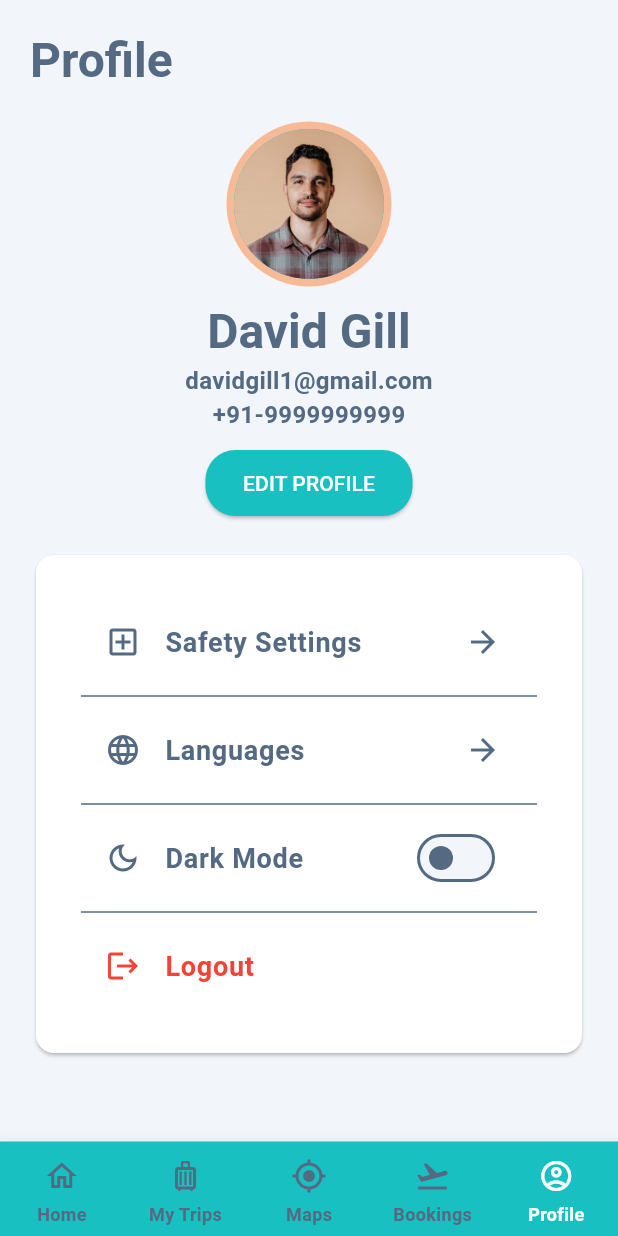
After one commit to Ecell23/Travel-App-Frontend, a Flutter app: the ProfilePage screen opened by its route, on a phone screen of 412 x 824 dp. The commit adds this screen. Run offline on Flutter 3.47's test engine with Material 3 defaults, Android fonts, the phone set to English and light mode, and no system bars.

Commit message:
Profile Page UI Added

```diff
--- a/lib/main.dart
+++ b/lib/main.dart
@@ -1,5 +1,7 @@
 import 'package:flutter/material.dart';
+import 'package:travel_app/pages/filter_page/filter_page.dart';
 import 'package:travel_app/pages/pages.dart';
+import 'package:travel_app/pages/profile_page/profile_page.dart';
 
 import 'config/theme.dart';
 
@@ -23,7 +25,8 @@ class MyApp extends StatelessWidget {
         '/forgotPassword': (context) => ForgotPasswordPage(),
         '/otpVerification': (context) => OtpverificationPage(),
         '/homepage': (context) => Homepage(),
-        '/filterpage':(context)=>FilterPage(),
+        '/filterpage':(context)=> FilterPage(),
+        '/profilepage':(context)=> ProfilePage(),
         '/searchPage' : (context) => SearchPage()
       },
       debugShowCheckedModeBanner: false, // Disable debug banner
--- /dev/null
+++ b/lib/pages/profile_page/profile_page.dart
@@ -0,0 +1,119 @@
+import 'package:flutter/material.dart';
+import '../../widgets/bottom_nav.dart';
+
+class ProfilePage extends StatefulWidget {
+  const ProfilePage({super.key});
+
+  @override
+  State<ProfilePage> createState() => _ProfilePageState();
+}
+
+class _ProfilePageState extends State<ProfilePage> {
+  bool isDarkMode = false;
+
+  @override
+  Widget build(BuildContext context) {
+    return Scaffold(
+      body: SingleChildScrollView(
+        child: Padding(
+          padding: const EdgeInsets.symmetric(horizontal: 20.0, vertical: 20),
+          child: Column(
+            crossAxisAlignment: CrossAxisAlignment.start,
+            children: [
+               Text('Profile', style: Theme.of(context).textTheme.titleLarge?.copyWith(color: Theme.of(context).colorScheme.onSurface),),
+              SizedBox(height: 20),
+              Center(
+                child: Column(
+                  children: [
+                    Stack(
+                      alignment: Alignment.center,
+                      children: [
+                        Container(
+                          width: 110,
+                          height: 110,
+                          decoration: BoxDecoration(
+                            shape: BoxShape.circle,
+                            color: const Color.fromARGB(255, 255, 98, 0).withOpacity(0.4),
+                          ),
+                        ),
+                        CircleAvatar(
+                          radius: 50,
+                          backgroundImage: AssetImage('assets/images/profile.jpg'),
+                        ),
+                      ],
+                    ),
+                    SizedBox(height: 10),
+                    Text('David Gill', style: Theme.of(context).textTheme.titleLarge?.copyWith(color: Theme.of(context).colorScheme.onSurface),),
+                    Text('davidgill1@gmail.com',
+                        style: Theme.of(context).textTheme.bodyMedium),
+                    Text('+91-9999999999',
+                        style: Theme.of(context).textTheme.bodyMedium),
+                    SizedBox(height: 10),
+                    ElevatedButton(
+                      style: ElevatedButton.styleFrom(
+                        shape: RoundedRectangleBorder(
+                          borderRadius: BorderRadius.circular(20),
+                        ),
+                        backgroundColor: Theme.of(context).colorScheme.primary,
+                        padding:
+                            EdgeInsets.symmetric(vertical: 12, horizontal: 25),
+                      ),
+                      onPressed: () {},
+                      child: Text("EDIT PROFILE",
+                          style: TextStyle(color: Colors.white)),
+                    ),
+                  ],
+                ),
+              ),
+              SizedBox(height: 20),
+              Card(
+                color: Colors.white,
+                shape: RoundedRectangleBorder(
+                  borderRadius: BorderRadius.circular(12),
+                ),
+                child: Padding(
+                  padding: const EdgeInsets.all(30.0),
+                  child: Column(
+                    children: [
+                      ListTile(
+                        leading: Icon(Icons.add_box_outlined),
+                        title: Text("Safety Settings"),
+                        trailing: Icon(Icons.arrow_forward),
+                        onTap: () {},
+                      ),
+                      Divider(),
+                      ListTile(
+                        leading: Icon(Icons.language),
+                        title: Text("Languages"),
+                        trailing: Icon(Icons.arrow_forward),
+                        onTap: () {},
+                      ),
+                      Divider(),
+                      SwitchListTile(
+                        secondary: Icon(Icons.dark_mode_outlined),
+                        title: Text("Dark Mode"),
+                        value: isDarkMode,
+                        onChanged: (value) {
+                          setState(() {
+                            isDarkMode = value;
+                          });
+                        },
+                      ),
+                      Divider(),
+                      ListTile(
+                        leading: Icon(Icons.logout, color: Colors.red),
+                        title: Text("Logout", style: TextStyle(color: Colors.red)),
+                        onTap: () {},
+                      ),
+                    ],
+                  ),
+                ),
+              ),
+            ],
+          ),
+        ),
+      ),
+      bottomNavigationBar: BottomNav(currentindex: 4),
+    );
+  }
+}
```
Also changed, not shown: assets/images/profile.jpg (added).
